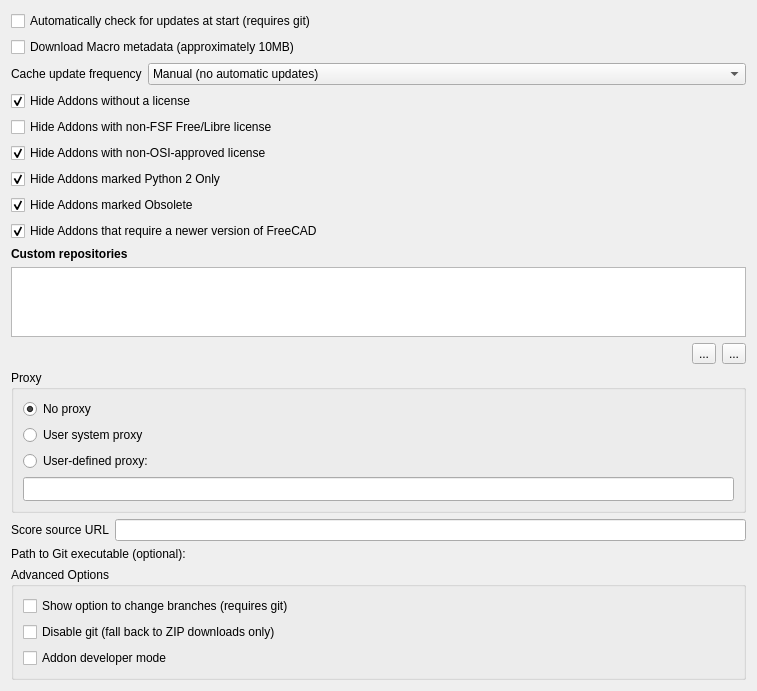
chennes/AddonManager, file AddonManagerOptions.ui: the form before one commit.
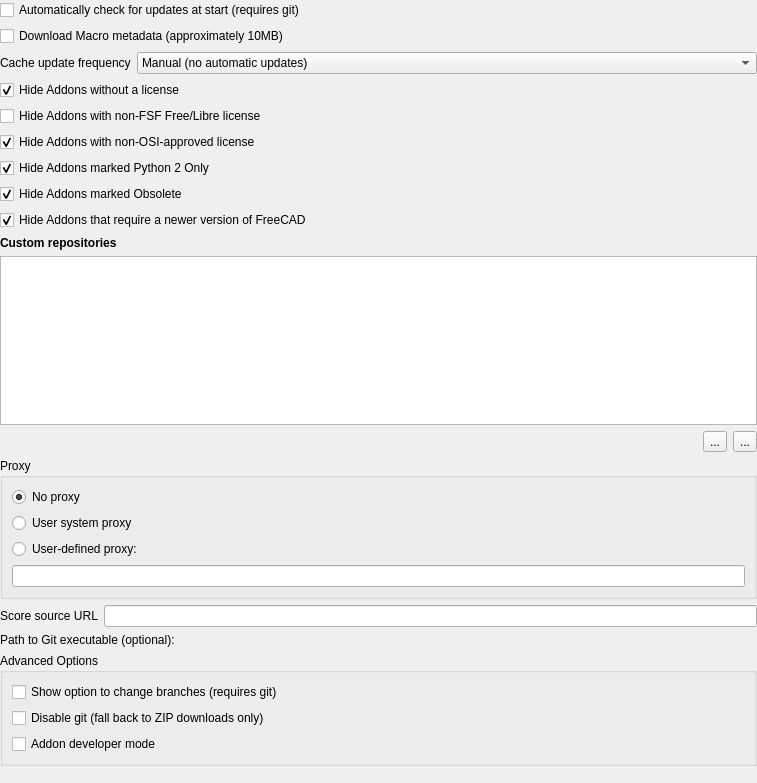
The form after the commit. Custom widgets are drawn as their Qt base class.

Commit message:
Gui: Remove unnecessary minimumSizes from Preferences
QT treats setting minimum size very seriously - it applies even if
the size required by the control is smaller than specified resulting in
rendering too small controls.

Diff of the .ui file:
```diff
--- a/AddonManagerOptions.ui
+++ b/AddonManagerOptions.ui
@@ -7,13 +7,16 @@
     <x>0</x>
     <y>0</y>
     <width>757</width>
-    <height>621</height>
+    <height>783</height>
    </rect>
   </property>
   <property name="windowTitle">
    <string>Addon manager options</string>
   </property>
   <layout class="QVBoxLayout" name="verticalLayout">
+   <property name="margin">
+    <number>0</number>
+   </property>
    <item>
     <widget class="Gui::PrefCheckBox" name="guiprefcheckboxcheckupdates">
      <property name="toolTip">
@@ -298,12 +301,6 @@
       </item>
       <item>
        <widget class="Gui::PrefLineEdit" name="guipreflineedituserproxy">
-        <property name="minimumSize">
-         <size>
-          <width>0</width>
-          <height>24</height>
-         </size>
-        </property>
         <property name="prefEntry" stdset="0">
          <cstring>ProxyUrl</cstring>
         </property>
```
Left out of the diff: 12 changed lines with no effect on the pictures.
